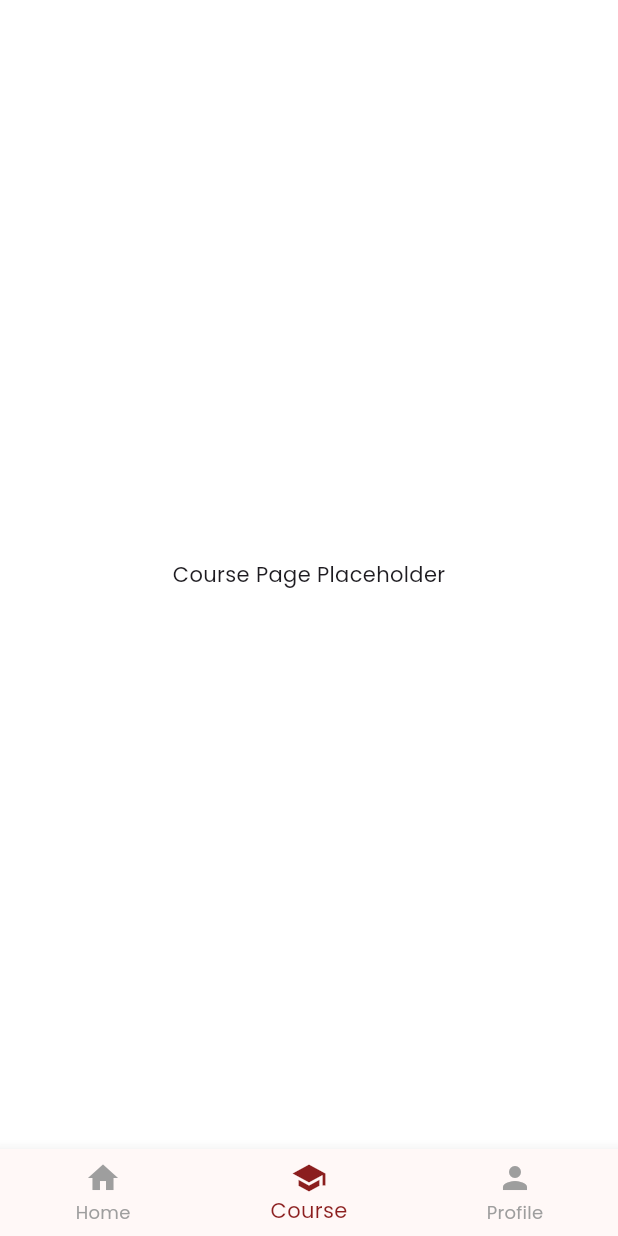
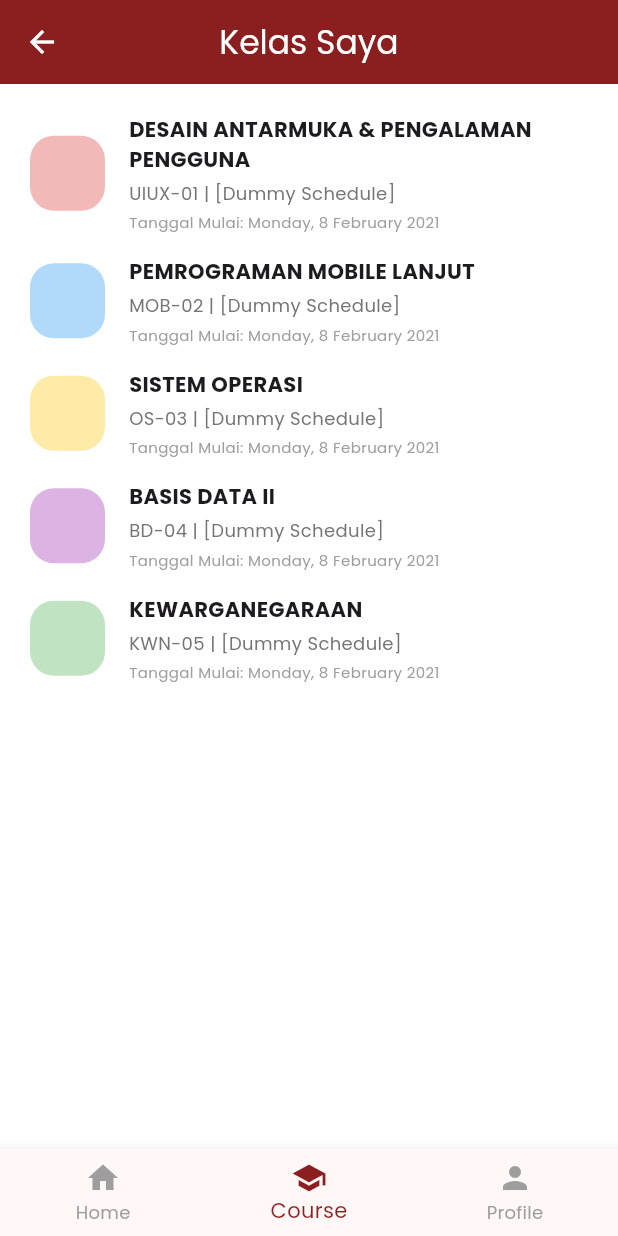
Before and after one commit to iqbalurrofiq/Lentera2, a Flutter app: the HomePage screen opened by its route, item 2 of the bottom bar chosen, on a phone screen of 412 x 824 dp. Run offline on Flutter 3.47's test engine with Material 3 defaults, Android fonts, the phone set to English and light mode, and no system bars; our stand-ins replace google_fonts.

Commit message:
Add course and material pages

```diff
--- a/lentera/lib/models/course_model.dart
+++ b/lentera/lib/models/course_model.dart
@@ -12,4 +12,37 @@ class Course {
     required this.progress,
     required this.color,
   });
+
+  static List<Course> get dummyCourses => [
+        Course(
+          title: 'DESAIN ANTARMUKA & PENGALAMAN PENGGUNA',
+          code: 'UIUX-01',
+          progress: 0.75,
+          color: const Color(0xFFE57373), // Red-ish
+        ),
+        Course(
+          title: 'PEMROGRAMAN MOBILE LANJUT',
+          code: 'MOB-02',
+          progress: 0.45,
+          color: const Color(0xFF64B5F6), // Blue-ish
+        ),
+        Course(
+          title: 'SISTEM OPERASI',
+          code: 'OS-03',
+          progress: 0.90,
+          color: const Color(0xFFFFD54F), // Yellow-ish
+        ),
+        Course(
+          title: 'BASIS DATA II',
+          code: 'BD-04',
+          progress: 0.20,
+          color: const Color(0xFFBA68C8), // Purple-ish
+        ),
+        Course(
+           title: 'KEWARGANEGARAAN',
+           code: 'KWN-05',
+           progress: 0.10,
+           color: const Color(0xFF81C784), // Green-ish
+        ),
+      ];
 }
--- /dev/null
+++ b/lentera/lib/pages/course_page.dart
@@ -0,0 +1,86 @@
+import 'package:flutter/material.dart';
+import '../models/course_model.dart';
+import '../theme/colors.dart';
+import 'course_detail_page.dart';
+
+class CoursePage extends StatelessWidget {
+  const CoursePage({super.key});
+
+  @override
+  Widget build(BuildContext context) {
+    final courses = Course.dummyCourses;
+
+    return Scaffold(
+      backgroundColor: Colors.white,
+      appBar: AppBar(
+        title: const Text('Kelas Saya'),
+        backgroundColor: AppColors.primary,
+        foregroundColor: Colors.white,
+        elevation: 0,
+      ),
+      body: ListView.separated(
+        padding: const EdgeInsets.all(20),
+        itemCount: courses.length,
+        separatorBuilder: (context, index) => const SizedBox(height: 16),
+        itemBuilder: (context, index) {
+          final course = courses[index];
+          return InkWell(
+            onTap: () {
+               Navigator.push(
+                context,
+                MaterialPageRoute(
+                  builder: (context) => CourseDetailPage(course: course),
+                ),
+              );
+            },
+            child: Row(
+              children: [
+                // Rounded Rectangle Icon
+                Container(
+                  width: 50,
+                  height: 50,
+                  decoration: BoxDecoration(
+                    color: course.color.withOpacity(0.5), // Lighter shade
+                    borderRadius: BorderRadius.circular(16),
+                  ),
+                ),
+                const SizedBox(width: 16),
+                // Text Info
+                Expanded(
+                  child: Column(
+                    crossAxisAlignment: CrossAxisAlignment.start,
+                    children: [
+                      Text(
+                        course.title,
+                        style: const TextStyle(
+                          fontWeight: FontWeight.bold,
+                          fontSize: 14,
+                        ),
+                      ),
+                      const SizedBox(height: 4),
+                      Text(
+                        '${course.code} | [Dummy Schedule]',
+                        style: TextStyle(
+                          color: Colors.grey[600],
+                          fontSize: 12,
+                        ),
+                      ),
+                      const SizedBox(height: 4),
+                       Text(
+                        'Tanggal Mulai: Monday, 8 February 2021',
+                        style: TextStyle(
+                          color: Colors.grey[500],
+                          fontSize: 10,
+                        ),
+                      ),
+                    ],
+                  ),
+                ),
+              ],
+            ),
+          );
+        },
+      ),
+    );
+  }
+}
--- a/lentera/lib/pages/home_page.dart
+++ b/lentera/lib/pages/home_page.dart
@@ -2,6 +2,8 @@ import 'package:flutter/material.dart';
 import '../models/course_model.dart';
 import '../theme/colors.dart';
 import '../widgets/course_card.dart';
+import 'course_detail_page.dart';
+import 'course_page.dart';
 
 class HomePage extends StatefulWidget {
   const HomePage({super.key});
@@ -13,34 +15,6 @@ class HomePage extends StatefulWidget {
 class _HomePageState extends State<HomePage> {
   int _selectedIndex = 0;
 
-  // Dummy Data
-  final List<Course> _courses = [
-    Course(
-      title: 'DESAIN ANTARMUKA & PENGALAMAN PENGGUNA',
-      code: 'UIUX-01',
-      progress: 0.75,
-      color: Colors.orange,
-    ),
-    Course(
-      title: 'PEMROGRAMAN MOBILE LANJUT',
-      code: 'MOB-02',
-      progress: 0.45,
-      color: Colors.blue,
-    ),
-    Course(
-      title: 'SISTEM OPERASI',
-      code: 'OS-03',
-      progress: 0.90,
-      color: Colors.red,
-    ),
-    Course(
-      title: 'BASIS DATA II',
-      code: 'BD-04',
-      progress: 0.20,
-      color: Colors.purple,
-    ),
-  ];
-
   void _onItemTapped(int index) {
     setState(() {
       _selectedIndex = index;
@@ -49,10 +23,10 @@ class _HomePageState extends State<HomePage> {
 
   @override
   Widget build(BuildContext context) {
-    // Only showing Dashboard for Home tab for now
+    // Pages for Bottom Nav
     final List<Widget> pages = [
       _buildDashboard(context),
-      const Center(child: Text('Course Page Placeholder')),
+      const CoursePage(),
       const Center(child: Text('Profile Page Placeholder')),
     ];
 
@@ -99,7 +73,7 @@ class _HomePageState extends State<HomePage> {
                 ),
               ],
             )
-          : null, // No AppBar for other tabs or custom one
+          : null, // Let sub-pages handle AppBar if needed (CoursePage has one)
       body: pages[_selectedIndex],
       bottomNavigationBar: BottomNavigationBar(
         items: const <BottomNavigationBarItem>[
@@ -125,6 +99,9 @@ class _HomePageState extends State<HomePage> {
   }
 
   Widget _buildDashboard(BuildContext context) {
+    // Only showing a few recent courses on Dashboard
+    final recentCourses = Course.dummyCourses.take(5).toList();
+
     return SingleChildScrollView(
       padding: const EdgeInsets.all(20.0),
       child: Column(
@@ -217,9 +194,20 @@ class _HomePageState extends State<HomePage> {
           ListView.builder(
             shrinkWrap: true,
             physics: const NeverScrollableScrollPhysics(),
-            itemCount: _courses.length,
+            itemCount: recentCourses.length,
             itemBuilder: (context, index) {
-              return CourseCard(course: _courses[index]);
+              final course = recentCourses[index];
+              return InkWell(
+                onTap: () {
+                  Navigator.push(
+                    context,
+                    MaterialPageRoute(
+                      builder: (context) => CourseDetailPage(course: course),
+                    ),
+                  );
+                },
+                child: CourseCard(course: course),
+              );
             },
           ),
         ],
```
Also changed, not shown: lentera/lib/models/material_model.dart (added, +13 -0 lines), lentera/lib/pages/course_detail_page.dart (added, +135 -0 lines).
